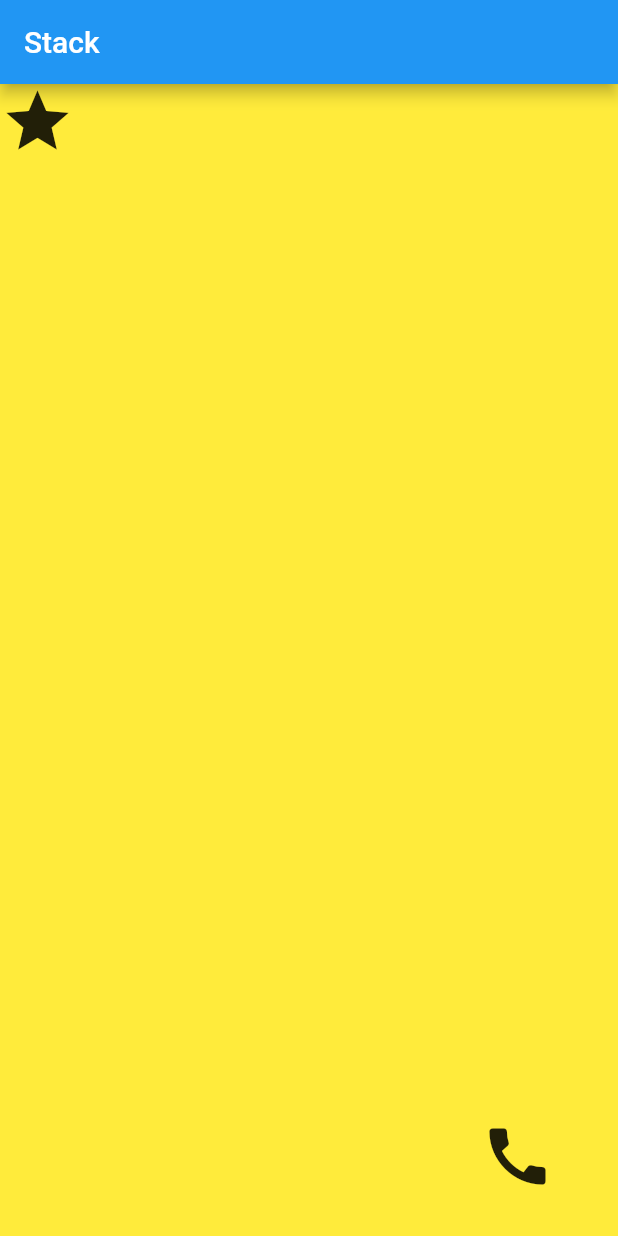
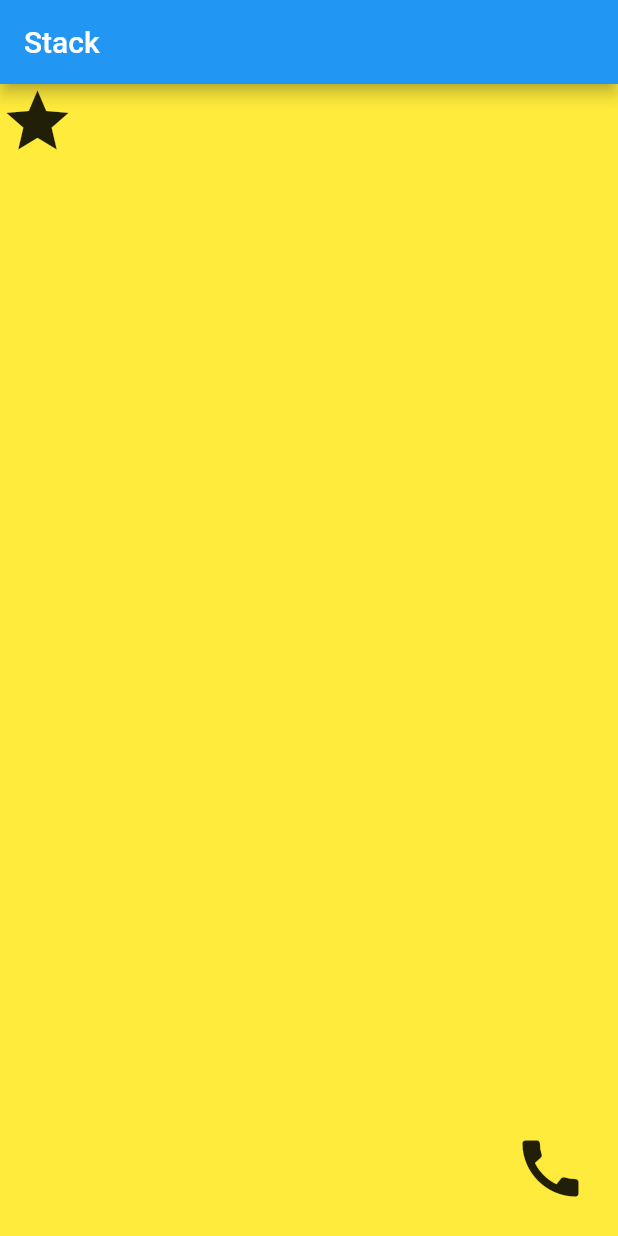
Before and after one commit to after-six/flutter-tutorial-mb, a Flutter app: the screen it shows after launch, on a phone screen of 412 x 824 dp. Run offline on Flutter 3.47's test engine with Material 2 defaults, Android fonts, the phone set to English and light mode, and no system bars.

Commit message:
stack-Positioned-LayoutBuilder

```diff
--- a/layout_sheet/lib/main.dart
+++ b/layout_sheet/lib/main.dart
@@ -27,23 +27,24 @@ class MyHomePage extends StatefulWidget {
 class _MyHomePageState extends State<MyHomePage> {
   @override
   Widget build(BuildContext context) {
+    const iconSize = 50.0;
+
     return Scaffold(
       appBar: AppBar(title: Text('Stack')),
-      body: Container(
-//        color: Colors.yellow,
-        child: Stack(
+      body: LayoutBuilder(
+        builder: (context, constraints) => Stack(
           fit: StackFit.expand,
           children: <Widget>[
             Material(color: Colors.yellow),
             Positioned(
               top: 0,
               left: 0,
-              child: Icon(Icons.star, size: 50),
+              child: Icon(Icons.star, size: iconSize),
             ),
             Positioned(
-              top: 690,
-              left: 320,
-              child: Icon(Icons.call, size: 50),
+              top: constraints.maxHeight - iconSize - 20,
+              left: constraints.maxWidth - iconSize - 20,
+              child: Icon(Icons.call, size: iconSize),
             ),
           ],
         ),
```
